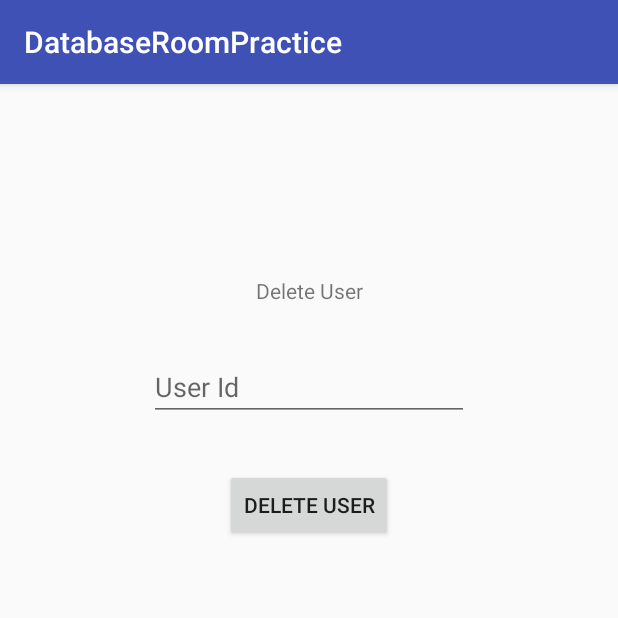
After one commit to JabariKemp/DatabaseRoomPractice, an Android app: the fragment DeleteUserFragment placed in its activity, on a phone screen of 412 x 824 dp, the top half of it. The commit adds this screen. Run offline under Robolectric (Android 15) with nearby library versions, the phone set to English and light mode, and no system bars; our stand-ins replace Room's generated code.

Commit message:
delete user

```diff
--- /dev/null
+++ b/app/src/main/java/com/dev/jabarik/databaseroompractice/DeleteUserFragment.java
@@ -0,0 +1,52 @@
+package com.dev.jabarik.databaseroompractice;
+
+
+import android.arch.persistence.room.Delete;
+import android.os.Bundle;
+import android.support.v4.app.Fragment;
+import android.view.LayoutInflater;
+import android.view.View;
+import android.view.ViewGroup;
+import android.widget.Button;
+import android.widget.EditText;
+import android.widget.Toast;
+
+
+/**
+ * A simple {@link Fragment} subclass.
+ */
+public class DeleteUserFragment extends Fragment {
+
+    EditText TxtUsrId;
+    Button DeleteButton;
+
+    public DeleteUserFragment() {
+        // Required empty public constructor
+    }
+
+
+    @Override
+    public View onCreateView(LayoutInflater inflater, ViewGroup container,
+                             Bundle savedInstanceState) {
+        // Inflate the layout for this fragment
+        View view = inflater.inflate(R.layout.fragment_delete_user, container, false);
+        TxtUsrId = view.findViewById(R.id.txt_delete_user_id);
+        DeleteButton = view.findViewById(R.id.btn_delete_user_infrag);
+        DeleteButton.setOnClickListener(new View.OnClickListener() {
+            @Override
+            public void onClick(View view) {
+                int id = Integer.parseInt(TxtUsrId.getText().toString());
+                User user = new User();
+                user.setId(id);
+                MainActivity.myAppDatabase.myDao().deleteUser(user);
+                Toast.makeText(getActivity(), "User Deleted", Toast.LENGTH_SHORT).show();
+                TxtUsrId.setText("");
+
+
+            }
+        });
+
+        return view;
+    }
+
+}
--- a/app/src/main/java/com/dev/jabarik/databaseroompractice/HomeFragment.java
+++ b/app/src/main/java/com/dev/jabarik/databaseroompractice/HomeFragment.java
@@ -14,7 +14,7 @@ import android.widget.Button;
  */
 public class HomeFragment extends Fragment implements View.OnClickListener{
 
-    private Button btnAddUser, btnReadUsers;
+    private Button btnAddUser, btnReadUsers, btnDeleteUser;
 
     public HomeFragment() {
         // Required empty public constructor
@@ -30,6 +30,8 @@ public class HomeFragment extends Fragment implements View.OnClickListener{
         btnAddUser.setOnClickListener(this);
         btnReadUsers = view.findViewById(R.id.btn_view_user);
         btnReadUsers.setOnClickListener(this);
+        btnDeleteUser = view.findViewById(R.id.btn_delete_user);
+        btnDeleteUser.setOnClickListener(this);
 
         return view;
     }
@@ -46,6 +48,10 @@ public class HomeFragment extends Fragment implements View.OnClickListener{
             case R.id.btn_view_user:
                 MainActivity.fragmentManager.beginTransaction().replace(R.id.frame_main_activity, new ReadUserFragment()).addToBackStack(null).commit();
                 break;
+
+            case R.id.btn_delete_user:
+                MainActivity.fragmentManager.beginTransaction().replace(R.id.frame_main_activity, new DeleteUserFragment()).addToBackStack(null).commit();
+                break;
         }
 
     }
--- a/app/src/main/java/com/dev/jabarik/databaseroompractice/MyDao.java
+++ b/app/src/main/java/com/dev/jabarik/databaseroompractice/MyDao.java
@@ -1,6 +1,7 @@
 package com.dev.jabarik.databaseroompractice;
 
 import android.arch.persistence.room.Dao;
+import android.arch.persistence.room.Delete;
 import android.arch.persistence.room.Insert;
 import android.arch.persistence.room.Query;
 
@@ -15,4 +16,7 @@ public interface MyDao {
     @Query("select * from user")
     public List<User> getUsers();
 
+    @Delete
+    public void deleteUser(User user);
+
 }
--- /dev/null
+++ b/app/src/main/res/layout/fragment_delete_user.xml
@@ -0,0 +1,43 @@
+<?xml version="1.0" encoding="utf-8"?>
+<android.support.constraint.ConstraintLayout xmlns:android="http://schemas.android.com/apk/res/android"
+    xmlns:app="http://schemas.android.com/apk/res-auto"
+    xmlns:tools="http://schemas.android.com/tools"
+    android:layout_width="match_parent"
+    android:layout_height="match_parent"
+    tools:context=".DeleteUserFragment">
+
+    <!-- TODO: Update blank fragment layout -->
+
+    <TextView
+        android:id="@+id/textView2"
+        android:layout_width="wrap_content"
+        android:layout_height="wrap_content"
+        android:layout_marginTop="120dp"
+        android:text="Delete User"
+        app:layout_constraintEnd_toEndOf="parent"
+        app:layout_constraintStart_toStartOf="parent"
+        app:layout_constraintTop_toTopOf="parent" />
+
+    <EditText
+        android:id="@+id/txt_delete_user_id"
+        android:layout_width="wrap_content"
+        android:layout_height="wrap_content"
+        android:layout_marginTop="32dp"
+        android:ems="10"
+        android:hint="User Id"
+        android:inputType="textPersonName"
+        app:layout_constraintEnd_toEndOf="parent"
+        app:layout_constraintStart_toStartOf="parent"
+        app:layout_constraintTop_toBottomOf="@+id/textView2" />
+
+    <Button
+        android:id="@+id/btn_delete_user_infrag"
+        android:layout_width="wrap_content"
+        android:layout_height="wrap_content"
+        android:layout_marginTop="32dp"
+        android:text="Delete User"
+        app:layout_constraintEnd_toEndOf="parent"
+        app:layout_constraintStart_toStartOf="parent"
+        app:layout_constraintTop_toBottomOf="@+id/txt_delete_user_id" />
+
+</android.support.constraint.ConstraintLayout>
```
